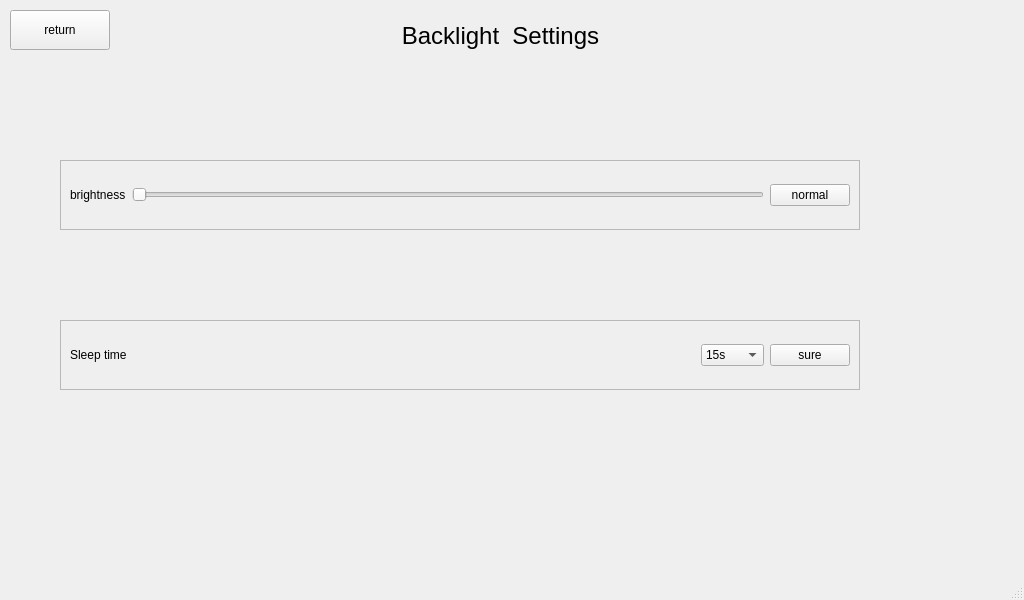
First picture: the form in qt/t507/backlight.ui, repository jizizihe/baijie_demo, before the edit.
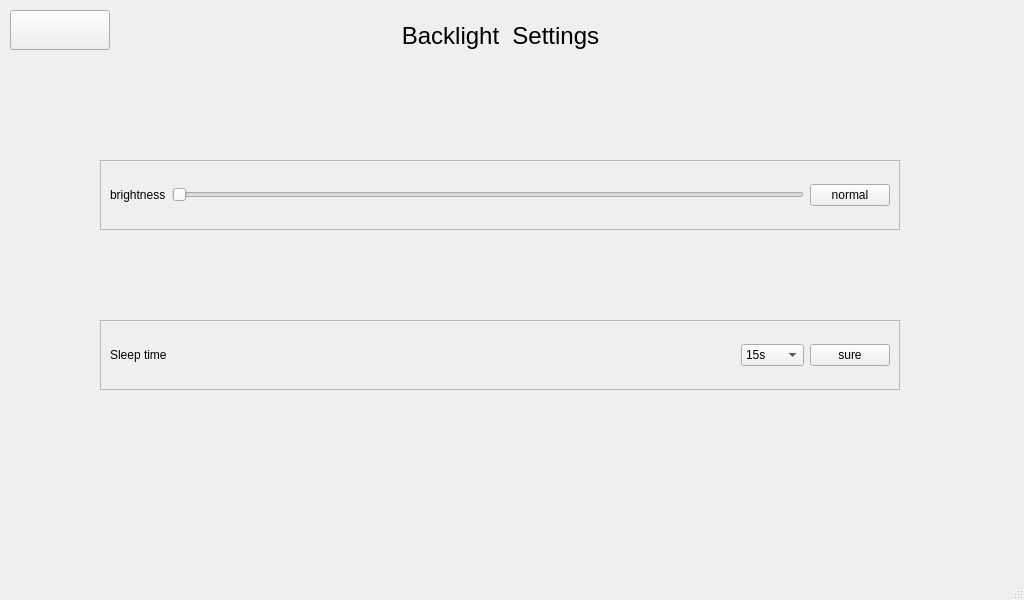
Second picture: the form after the edit. Icons and pictures are not drawn.

The edit to the form file:
```diff
--- a/qt/t507/backlight.ui
+++ b/qt/t507/backlight.ui
@@ -17,7 +17,7 @@
    <widget class="QFrame" name="frame_2">
     <property name="geometry">
      <rect>
-      <x>60</x>
+      <x>100</x>
       <y>320</y>
       <width>800</width>
       <height>70</height>
@@ -107,13 +107,18 @@
      </rect>
     </property>
     <property name="text">
-     <string>return</string>
+     <string/>
+    </property>
+    <property name="icon">
+     <iconset>
+      <normalon>:/t507_button_image/return.png</normalon>
+     </iconset>
     </property>
    </widget>
    <widget class="QFrame" name="frame">
     <property name="geometry">
      <rect>
-      <x>60</x>
+      <x>100</x>
       <y>160</y>
       <width>800</width>
       <height>70</height>
```
Left out of the diff: 16 changed lines with no effect on the pictures.
